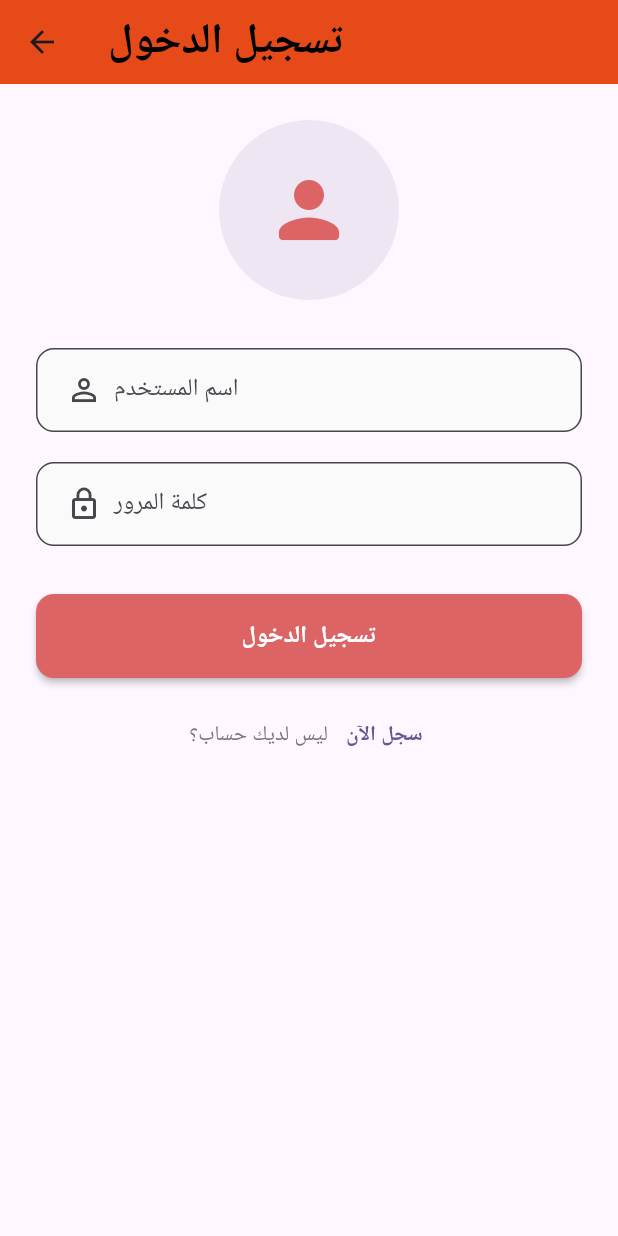
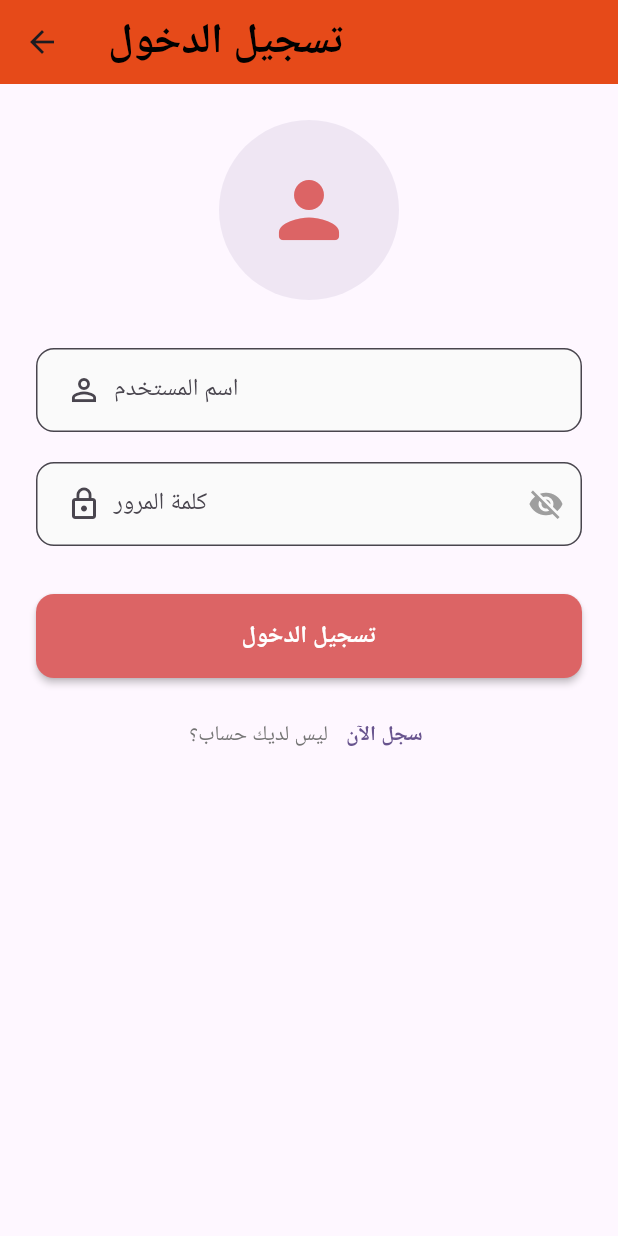
Before and after one commit to abwkhlf/Abdulmomen-Al-Nahari, a Flutter app: the screen it shows after launch, after a tap on "سجل الدخول", on a phone screen of 412 x 824 dp. Run offline on Flutter 3.47's test engine with Material 3 defaults, Android fonts, the phone set to English and light mode, and no system bars; our stand-ins replace awesome_dialog, bloc, dartz, equatable, flutter_bloc, get_it and 4 more; network calls fail.

Commit message:
feat(projet): Update of the SinupPage LoginPage

```diff
--- a/lib/features/Registration/presintation/page/LoginPage.dart
+++ b/lib/features/Registration/presintation/page/LoginPage.dart
@@ -23,6 +23,7 @@
   Widget ProductWidget = Container();
   ScreenUtil screenUtil = ScreenUtil();
 
+  bool _obscurePassword = true;
 
   final TextEditingController _usrnameController = TextEditingController();
   final TextEditingController _emailController = TextEditingController();
@@ -136,19 +137,25 @@
                         contentPadding: EdgeInsets.symmetric(vertical: 16, horizontal: 20),
                       ),
                     ),
-
                     const SizedBox(height: 20),
                     TextFormField(
                       controller: _passwordController,
                       textAlign: TextAlign.right,
                       textDirection: TextDirection.rtl,
-                      obscureText: true,
+                      obscureText: _obscurePassword,
                       decoration: InputDecoration(
                         labelText: "كلمة المرور",
                         floatingLabelAlignment: FloatingLabelAlignment.start,
                         prefixIcon: Padding(
                           padding: const EdgeInsets.only(left: 16),
                           child: Icon(Icons.lock_outline),
+                        ),
+                        suffixIcon: IconButton(
+                          icon: Icon(
+                            _obscurePassword ? Icons.visibility_off : Icons.visibility,
+                            color: Colors.grey,
+                          ),
+                          onPressed: () => setState(() => _obscurePassword = !_obscurePassword),
                         ),
                         border: OutlineInputBorder(
                           borderRadius: BorderRadius.circular(12),
--- a/lib/features/Registration/presintation/page/SinupPage.dart
+++ b/lib/features/Registration/presintation/page/SinupPage.dart
@@ -23,6 +23,7 @@
   Widget ProductWidget = Container();
   ScreenUtil screenUtil = ScreenUtil();
 
+  bool _obscurePassword = true;
 
   final TextEditingController _usrnameController = TextEditingController();
   final TextEditingController _emailController = TextEditingController();
@@ -163,13 +164,20 @@
                       controller: _passwordController,
                       textAlign: TextAlign.right,
                       textDirection: TextDirection.rtl,
-                      obscureText: true,
+                      obscureText: _obscurePassword,
                       decoration: InputDecoration(
                         labelText: "كلمة المرور",
                         floatingLabelAlignment: FloatingLabelAlignment.start,
                         prefixIcon: Padding(
                           padding: const EdgeInsets.only(left: 16),
                           child: Icon(Icons.lock_outline),
+                        ),
+                        suffixIcon: IconButton(
+                          icon: Icon(
+                            _obscurePassword ? Icons.visibility_off : Icons.visibility,
+                            color: Colors.grey,
+                          ),
+                          onPressed: () => setState(() => _obscurePassword = !_obscurePassword),
                         ),
                         border: OutlineInputBorder(
                           borderRadius: BorderRadius.circular(12),
```
Also changed, not shown: 1 other file.
